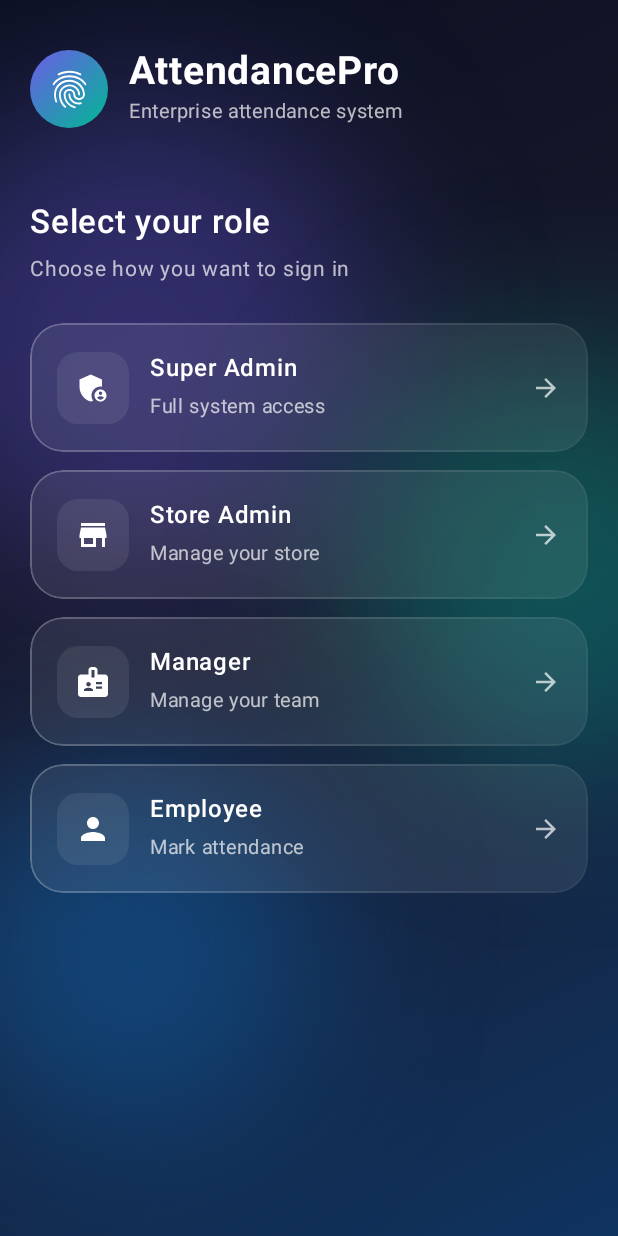
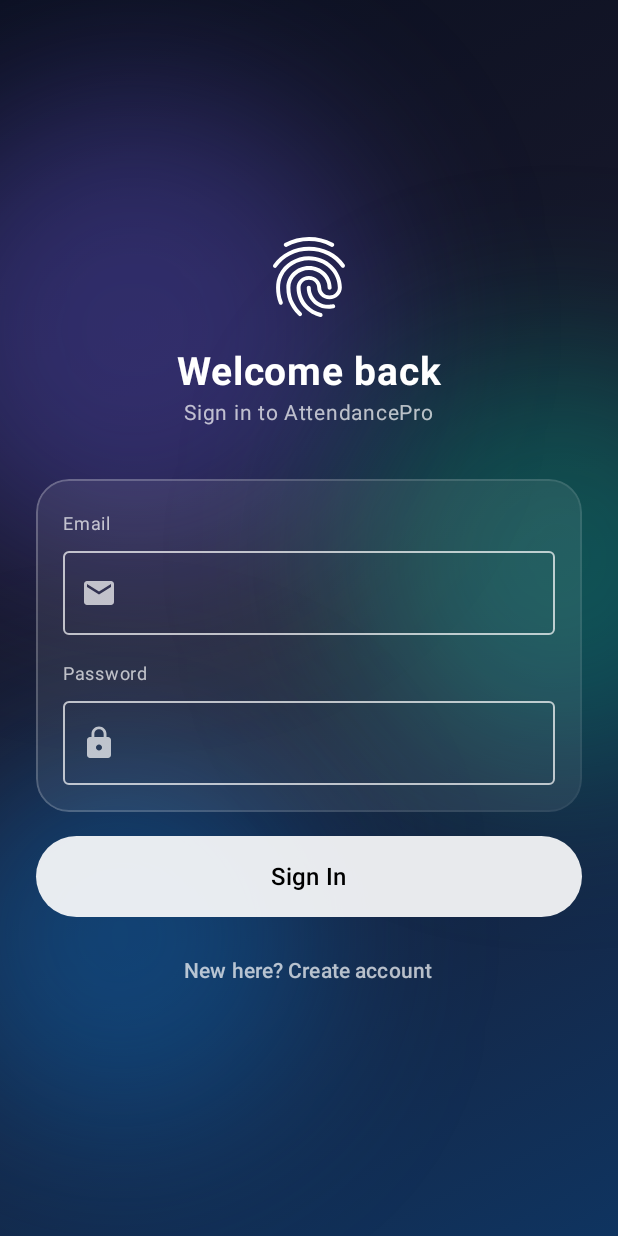
Before and after one commit to Amitdaskne/attendancepro-v2, an Android app built with Jetpack Compose: the screen it shows after launch (MainActivity), on a phone screen of 412 x 824 dp. Run offline under Robolectric (Android 15) with nearby library versions, the phone set to English and light mode, and no system bars; our stand-ins replace Dagger/Hilt's generated code; 1 statement that could not run was skipped.

Commit message:
Phase 2: Firebase Auth + Login/Signup + role routing

```diff
--- a/app/src/main/AndroidManifest.xml
+++ b/app/src/main/AndroidManifest.xml
@@ -1,5 +1,8 @@
 <?xml version="1.0" encoding="utf-8"?>
 <manifest xmlns:android="http://schemas.android.com/apk/res/android">
+
+    <uses-permission android:name="android.permission.INTERNET" />
+    <uses-permission android:name="android.permission.ACCESS_NETWORK_STATE" />
 
     <application
         android:name=".AttendanceProApp"
--- /dev/null
+++ b/app/src/main/java/com/amit/attendancepro/ui/auth/LoginScreen.kt
@@ -0,0 +1,115 @@
+package com.amit.attendancepro.ui.auth
+
+import androidx.compose.foundation.layout.*
+import androidx.compose.foundation.text.KeyboardOptions
+import androidx.compose.material.icons.Icons
+import androidx.compose.material.icons.filled.Email
+import androidx.compose.material.icons.filled.Fingerprint
+import androidx.compose.material.icons.filled.Lock
+import androidx.compose.material3.*
+import androidx.compose.runtime.*
+import androidx.compose.ui.Alignment
+import androidx.compose.ui.Modifier
+import androidx.compose.ui.graphics.Color
+import androidx.compose.ui.text.font.FontWeight
+import androidx.compose.ui.text.input.KeyboardType
+import androidx.compose.ui.text.input.PasswordVisualTransformation
+import androidx.compose.ui.unit.dp
+import androidx.compose.ui.unit.sp
+import com.amit.attendancepro.ui.components.GlassBackground
+import com.amit.attendancepro.ui.components.GlassCard
+import com.amit.attendancepro.ui.theme.TextPrimary
+import com.amit.attendancepro.ui.theme.TextSecondary
+
+@Composable
+fun LoginScreen(
+    state: AuthState,
+    onLogin: (String, String) -> Unit,
+    onGoToSignup: () -> Unit
+) {
+    var email by remember { mutableStateOf("") }
+    var password by remember { mutableStateOf("") }
+
+    Box(Modifier.fillMaxSize()) {
+        GlassBackground()
+        Column(
+            Modifier
+                .fillMaxSize()
+                .statusBarsPadding()
+                .navigationBarsPadding()
+                .padding(24.dp),
+            horizontalAlignment = Alignment.CenterHorizontally,
+            verticalArrangement = Arrangement.Center
+        ) {
+            Icon(Icons.Default.Fingerprint, null, tint = Color.White, modifier = Modifier.size(64.dp))
+            Spacer(Modifier.height(16.dp))
+            Text("Welcome back", color = TextPrimary, fontSize = 26.sp, fontWeight = FontWeight.Bold)
+            Text("Sign in to AttendancePro", color = TextSecondary, fontSize = 14.sp)
+            Spacer(Modifier.height(32.dp))
+
+            GlassCard(modifier = Modifier.fillMaxWidth()) {
+                Column {
+                    Text("Email", color = TextSecondary, fontSize = 12.sp)
+                    Spacer(Modifier.height(6.dp))
+                    OutlinedTextField(
+                        value = email,
+                        onValueChange = { email = it },
+                        leadingIcon = { Icon(Icons.Default.Email, null, tint = TextSecondary) },
+                        singleLine = true,
+                        keyboardOptions = KeyboardOptions(keyboardType = KeyboardType.Email),
+                        colors = fieldColors(),
+                        modifier = Modifier.fillMaxWidth()
+                    )
+                    Spacer(Modifier.height(14.dp))
+                    Text("Password", color = TextSecondary, fontSize = 12.sp)
+                    Spacer(Modifier.height(6.dp))
+                    OutlinedTextField(
+                        value = password,
+                        onValueChange = { password = it },
+                        leadingIcon = { Icon(Icons.Default.Lock, null, tint = TextSecondary) },
+                        singleLine = true,
+                        visualTransformation = PasswordVisualTransformation(),
+                        keyboardOptions = KeyboardOptions(keyboardType = KeyboardType.Password),
+                        colors = fieldColors(),
+                        modifier = Modifier.fillMaxWidth()
+                    )
+                }
+            }
+
+            Spacer(Modifier.height(16.dp))
+
+            if (state is AuthState.Error) {
+                Text(state.message, color = Color(0xFFFF6B6B), fontSize = 13.sp)
+                Spacer(Modifier.height(8.dp))
+            }
+
+            Button(
+                onClick = { onLogin(email, password) },
+                enabled = state !is AuthState.Loading,
+                modifier = Modifier.fillMaxWidth().height(54.dp),
+                colors = ButtonDefaults.buttonColors(containerColor = Color.White.copy(alpha = 0.9f))
+            ) {
+                if (state is AuthState.Loading) {
+                    CircularProgressIndicator(modifier = Modifier.size(22.dp), strokeWidth = 2.dp, color = Color.Black)
+                } else {
+                    Text("Sign In", color = Color.Black, fontWeight = FontWeight.SemiBold, fontSize = 16.sp)
+                }
+            }
+
+            Spacer(Modifier.height(12.dp))
+
+            TextButton(onClick = onGoToSignup) {
+                Text("New here? Create account", color = TextSecondary, fontSize = 14.sp)
+            }
+        }
+    }
+}
+
+@Composable
+fun fieldColors() = OutlinedTextFieldDefaults.colors(
+    focusedTextColor = TextPrimary,
+    unfocusedTextColor = TextPrimary,
+    focusedBorderColor = TextPrimary,
+    unfocusedBorderColor = TextSecondary,
+    cursorColor = TextPrimary
+)
--- a/app/src/main/java/com/amit/attendancepro/ui/navigation/AppNavigation.kt
+++ b/app/src/main/java/com/amit/attendancepro/ui/navigation/AppNavigation.kt
@@ -1,18 +1,26 @@
 package com.amit.attendancepro.ui.navigation
 
 import androidx.compose.runtime.Composable
+import androidx.compose.runtime.LaunchedEffect
+import androidx.compose.runtime.collectAsState
+import androidx.compose.runtime.getValue
+import androidx.hilt.navigation.compose.hiltViewModel
 import androidx.navigation.compose.NavHost
 import androidx.navigation.compose.composable
 import androidx.navigation.compose.rememberNavController
 import com.amit.attendancepro.domain.model.UserRole
-import com.amit.attendancepro.ui.screens.RoleSelectionScreen
+import com.amit.attendancepro.ui.auth.AuthState
+import com.amit.attendancepro.ui.auth.AuthViewModel
+import com.amit.attendancepro.ui.auth.LoginScreen
+import com.amit.attendancepro.ui.auth.SignupScreen
 import com.amit.attendancepro.ui.screens.employee.EmployeeDashboard
 import com.amit.attendancepro.ui.screens.manager.ManagerDashboard
 import com.amit.attendancepro.ui.screens.storeadmin.StoreAdminDashboard
 import com.amit.attendancepro.ui.screens.superadmin.SuperAdminDashboard
 
 object Routes {
-    const val ROLE_SELECTION = "role_selection"
+    const val LOGIN = "login"
+    const val SIGNUP = "signup"
     const val EMPLOYEE = "employee"
     const val MANAGER = "manager"
     const val STORE_ADMIN = "store_admin"
@@ -20,34 +28,53 @@ object Routes {
 }
 
 @Composable
-fun AppNavigation() {
+fun AppNavigation(vm: AuthViewModel = hiltViewModel()) {
     val navController = rememberNavController()
+    val state by vm.state.collectAsState()
 
-    NavHost(navController, startDestination = Routes.ROLE_SELECTION) {
-        composable(Routes.ROLE_SELECTION) {
-            RoleSelectionScreen(
-                onRoleSelected = { role ->
-                    val route = when (role) {
+    LaunchedEffect(Unit) { vm.checkAuth() }
+
+    LaunchedEffect(state) {
+        if (state is AuthState.Authenticated) {
+            val role = (state as AuthState.Authenticated).profile.role
+            val route = when (UserRole.valueOf(role)) {
                 UserRole.EMPLOYEE -> Routes.EMPLOYEE
                 UserRole.MANAGER -> Routes.MANAGER
                 UserRole.STORE_ADMIN -> Routes.STORE_ADMIN
                 UserRole.SUPER_ADMIN -> Routes.SUPER_ADMIN
             }
-                    navController.navigate(route)
+            if (navController.currentDestination?.route != route) {
+                navController.navigate(route) { popUpTo(0) }
             }
+        }
+    }
+
+    NavHost(navController, startDestination = Routes.LOGIN) {
+        composable(Routes.LOGIN) {
+            LoginScreen(
+                state = state,
+                onLogin = { e, p -> vm.login(e, p) },
+                onGoToSignup = { vm.clearError(); navController.navigate(Routes.SIGNUP) }
+            )
+        }
+        composable(Routes.SIGNUP) {
+            SignupScreen(
+                state = state,
+                onSignup = { n, e, p, r -> vm.signup(n, e, p, r) },
+                onGoToLogin = { vm.clearError(); navController.popBackStack() }
             )
         }
         composable(Routes.EMPLOYEE) {
-            EmployeeDashboard(onBack = { navController.popBackStack() })
+            EmployeeDashboard(onBack = { vm.logout(); navController.navigate(Routes.LOGIN) { popUpTo(0) } })
         }
         composable(Routes.MANAGER) {
-            ManagerDashboard(onBack = { navController.popBackStack() })
+            ManagerDashboard(onBack = { vm.logout(); navController.navigate(Routes.LOGIN) { popUpTo(0) } })
         }
         composable(Routes.STORE_ADMIN) {
-            StoreAdminDashboard(onBack = { navController.popBackStack() })
+            StoreAdminDashboard(onBack = { vm.logout(); navController.navigate(Routes.LOGIN) { popUpTo(0) } })
         }
         composable(Routes.SUPER_ADMIN) {
-            SuperAdminDashboard(onBack = { navController.popBackStack() })
+            SuperAdminDashboard(onBack = { vm.logout(); navController.navigate(Routes.LOGIN) { popUpTo(0) } })
         }
     }
 }
--- a/app/src/main/java/com/amit/attendancepro/ui/screens/RoleSelectionScreen.kt
+++ /dev/null
@@ -1,144 +0,0 @@
-package com.amit.attendancepro.ui.screens
-
-import androidx.compose.foundation.background
-import androidx.compose.foundation.clickable
-import androidx.compose.foundation.layout.*
-import androidx.compose.foundation.shape.CircleShape
-import androidx.compose.foundation.shape.RoundedCornerShape
-import androidx.compose.material.icons.Icons
-import androidx.compose.material.icons.filled.ArrowForward
-import androidx.compose.material.icons.filled.Fingerprint
-import androidx.compose.material3.Icon
-import androidx.compose.material3.Text
-import androidx.compose.runtime.Composable
-import androidx.compose.ui.Alignment
-import androidx.compose.ui.Modifier
-import androidx.compose.ui.draw.clip
-import androidx.compose.ui.graphics.Brush
-import androidx.compose.ui.graphics.Color
-import androidx.compose.ui.text.font.FontWeight
-import androidx.compose.ui.unit.dp
-import androidx.compose.ui.unit.sp
-import com.amit.attendancepro.domain.model.UserRole
-import com.amit.attendancepro.ui.components.GlassBackground
-import com.amit.attendancepro.ui.components.GlassCard
-import com.amit.attendancepro.ui.theme.BlobPurple
-import com.amit.attendancepro.ui.theme.TextPrimary
-import com.amit.attendancepro.ui.theme.TextSecondary
-
-@Composable
-fun RoleSelectionScreen(onRoleSelected: (UserRole) -> Unit) {
-    Box(Modifier.fillMaxSize()) {
-        GlassBackground()
-
-        Column(
-            Modifier
-                .fillMaxSize()
-                .statusBarsPadding()
-                .navigationBarsPadding()
-                .padding(horizontal = 20.dp)
-        ) {
-            Spacer(Modifier.height(32.dp))
-
-            Row(verticalAlignment = Alignment.CenterVertically) {
-                Box(
-                    Modifier
-                        .size(52.dp)
-                        .clip(CircleShape)
-                        .background(Brush.linearGradient(listOf(BlobPurple, Color(0xFF00B894))))
-                ) {
-                    Icon(
-                        Icons.Default.Fingerprint,
-                        null,
-                        tint = Color.White,
-                        modifier = Modifier.align(Alignment.Center).size(30.dp)
-                    )
-                }
-                Spacer(Modifier.width(14.dp))
-                Column {
-                    Text(
-                        "AttendancePro",
-                        color = TextPrimary,
-                        fontSize = 26.sp,
-                        fontWeight = FontWeight.Bold,
-                        letterSpacing = 0.5.sp
-                    )
-                    Text(
-                        "Enterprise attendance system",
-                        color = TextSecondary,
-                        fontSize = 13.sp
-                    )
-                }
-            }
-
-            Spacer(Modifier.height(48.dp))
-
-            Text(
-                "Select your role",
-                color = TextPrimary,
-                fontSize = 22.sp,
-                fontWeight = FontWeight.SemiBold
-            )
-            Spacer(Modifier.height(6.dp))
-            Text(
-                "Choose how you want to sign in",
-                color = TextSecondary,
-                fontSize = 14.sp
-            )
-
-            Spacer(Modifier.height(24.dp))
-
-            UserRole.entries.forEach { role ->
-                RoleCard(role = role, onClick = { onRoleSelected(role) })
-                Spacer(Modifier.height(12.dp))
-            }
-        }
-    }
-}
-
-@Composable
-private fun RoleCard(role: UserRole, onClick: () -> Unit) {
-    GlassCard(
-        modifier = Modifier
-            .fillMaxWidth()
-            .clip(RoundedCornerShape(22.dp))
-            .clickable { onClick() }
-    ) {
-        Row(verticalAlignment = Alignment.CenterVertically) {
-            Box(
-                Modifier
-                    .size(48.dp)
-                    .clip(RoundedCornerShape(14.dp))
-                    .background(Color.White.copy(alpha = 0.08f))
-            ) {
-                Icon(
-                    role.icon,
-                    null,
-                    tint = TextPrimary,
-                    modifier = Modifier.align(Alignment.Center).size(24.dp)
-                )
-            }
-            Spacer(Modifier.width(14.dp))
-            Column(Modifier.weight(1f)) {
-                Text(
-                    role.displayName,
-                    color = TextPrimary,
-                    fontSize = 16.sp,
-                    fontWeight = FontWeight.SemiBold
-                )
-                Spacer(Modifier.height(2.dp))
-                Text(
-                    role.description,
-                    color = TextSecondary,
-                    fontSize = 13.sp
-                )
-            }
-            Icon(
-                Icons.Default.ArrowForward,
-                null,
-                tint = TextSecondary,
-                modifier = Modifier.size(20.dp)
-            )
-        }
-    }
-}
--- a/build.gradle.kts
+++ b/build.gradle.kts
@@ -3,4 +3,5 @@ plugins {
     id("org.jetbrains.kotlin.android") version "1.9.22" apply false
     id("com.google.devtools.ksp") version "1.9.22-1.0.17" apply false
     id("com.google.dagger.hilt.android") version "2.51" apply false
+    id("com.google.gms.google-services") version "4.4.2" apply false
 }
```
Also changed, not shown: app/build.gradle.kts (+7 -2 lines), app/src/main/java/com/amit/attendancepro/di/FirebaseModule.kt (added, +22 -0 lines), app/src/main/java/com/amit/attendancepro/domain/model/UserProfile.kt (added, +9 -0 lines), app/src/main/java/com/amit/attendancepro/ui/auth/AuthViewModel.kt (added, +80 -0 lines), app/src/main/java/com/amit/attendancepro/ui/auth/SignupScreen.kt (added, +153 -0 lines), 1 other file. Lines whose indentation alone changed are shown as unchanged.
